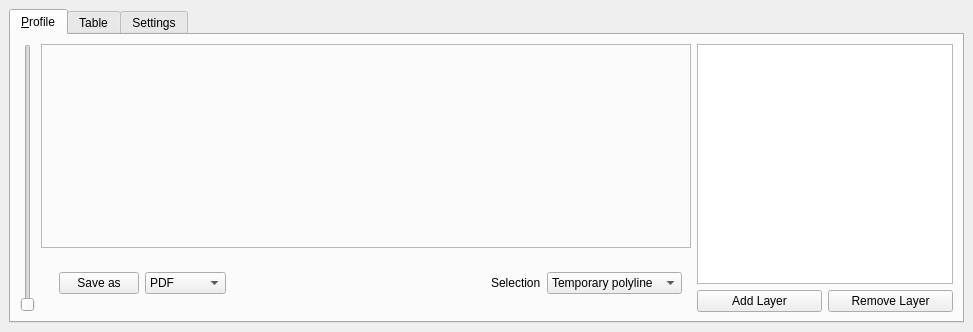
Before: the Qt Designer form ui/profiletool.ui in etiennesky/profiletool, drawn with Qt 5.
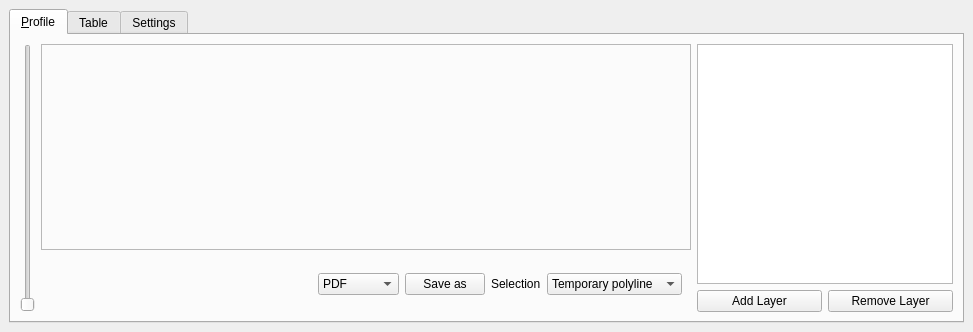
After: the same form once the commit is applied.

Commit message: Expose the save buttons on Windows, otherwise they are hidden by the Matplotlib buttons.

Patch:
```diff
--- a/ui/profiletool.ui
+++ b/ui/profiletool.ui
@@ -96,37 +96,6 @@
                  </property>
                  <widget class="QWidget" name="page">
                   <layout class="QHBoxLayout" name="horizontalLayout_4">
-                   <item>
-                    <widget class="QPushButton" name="butSaveAs">
-                     <property name="text">
-                      <string>Save as</string>
-                     </property>
-                    </widget>
-                   </item>
-                   <item>
-                    <widget class="QComboBox" name="cbxSaveAs">
-                     <item>
-                      <property name="text">
-                       <string>PDF</string>
-                      </property>
-                     </item>
-                     <item>
-                      <property name="text">
-                       <string>PNG</string>
-                      </property>
-                     </item>
-                     <item>
-                      <property name="text">
-                       <string>SVG</string>
-                      </property>
-                     </item>
-                     <item>
-                      <property name="text">
-                       <string>print (PS)</string>
-                      </property>
-                     </item>
-                    </widget>
-                   </item>
                    <item>
                     <spacer name="horizontalSpacer_2">
                      <property name="orientation">
@@ -157,6 +126,37 @@
                  </property>
                 </spacer>
                </item>
+               <item>
+                <widget class="QComboBox" name="cbxSaveAs">
+                 <item>
+                  <property name="text">
+                   <string>PDF</string>
+                  </property>
+                 </item>
+                 <item>
+                  <property name="text">
+                   <string>PNG</string>
+                  </property>
+                 </item>
+                 <item>
+                  <property name="text">
+                   <string>SVG</string>
+                  </property>
+                 </item>
+                 <item>
+                  <property name="text">
+                   <string>print (PS)</string>
+                  </property>
+                 </item>
+                </widget>
+               </item>
+               <item>
+                <widget class="QPushButton" name="butSaveAs">
+                 <property name="text">
+                  <string>Save as</string>
+                 </property>
+                </widget>
+               </item>
                <item>
                 <widget class="QLabel" name="label">
                  <property name="text">
```
Left out of the diff: 4 changed lines with no effect on the pictures. The commit also changes 1 other file.
